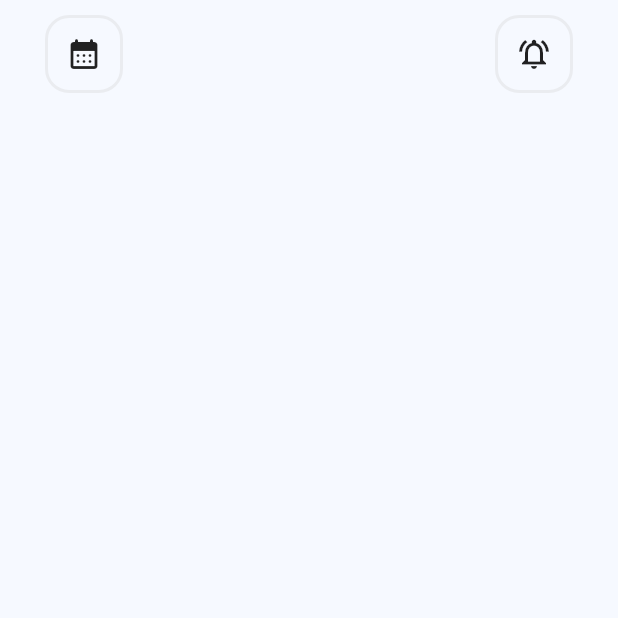
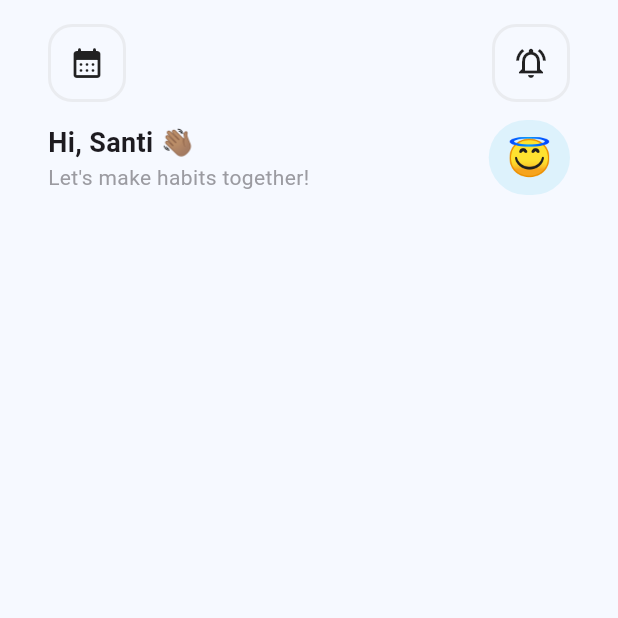
Before and after one commit to CardRapier/HProject, a Flutter app: the screen it shows after launch, on a phone screen of 412 x 824 dp, the top half of it. Run offline on Flutter 3.47's test engine with Material 3 defaults, Android fonts, the phone set to English and light mode, and no system bars.

Commit message:
Adding improvement in layout and greeting

```diff
--- a/lib/main.dart
+++ b/lib/main.dart
@@ -1,3 +1,4 @@
+import 'package:flutter/cupertino.dart';
 import 'package:flutter/material.dart';
 
 void main() {
@@ -42,14 +43,14 @@ class MyHomePage extends StatelessWidget {
 
   @override
   Widget build(BuildContext context) {
-    return const Scaffold(
-      backgroundColor: Color.fromRGBO(246, 249, 255, 1),
+    return Scaffold(
+      backgroundColor: const Color.fromRGBO(246, 249, 255, 1),
       body: SafeArea(
+        child: Container(
+          padding: const EdgeInsets.symmetric(horizontal: 32, vertical: 16),
           child: Column(
             children: [
-            Padding(
-              padding: EdgeInsets.only(top: 10),
-              child: Row(
+              const Row(
                 mainAxisAlignment: MainAxisAlignment.spaceBetween,
                 children: [
                   HeaderButton(
@@ -60,8 +61,43 @@ class MyHomePage extends StatelessWidget {
                   )
                 ],
               ),
+              Padding(
+                padding: const EdgeInsets.only(top: 12),
+                child: Row(
+                  mainAxisAlignment: MainAxisAlignment.spaceBetween,
+                  children: [
+                    const Column(
+                      crossAxisAlignment: CrossAxisAlignment.start,
+                      children: [
+                        Text(
+                          'Hi, Santi 👋🏽',
+                          style: TextStyle(
+                            fontWeight: FontWeight.bold,
+                            fontSize: 18,
+                          ),
+                        ),
+                        Text(
+                          "Let's make habits together!",
+                          style: TextStyle(color: Color(0xff9B9BA1)),
+                        )
+                      ],
+                    ),
+                    Container(
+                      padding: const EdgeInsets.symmetric(
+                          vertical: 8, horizontal: 12),
+                      decoration: BoxDecoration(
+                          borderRadius: BorderRadius.circular(30),
+                          color: const Color(0xffDDF2FC)),
+                      child: const Text(
+                        "😇",
+                        style: TextStyle(fontSize: 24),
+                      ),
                     ),
                   ],
+                ),
+              ),
+            ],
+          ),
         ),
       ),
     );
@@ -76,9 +112,7 @@ class HeaderButton extends StatelessWidget {
 
   @override
   Widget build(BuildContext context) {
-    return Container(
-      margin: const EdgeInsets.symmetric(horizontal: 30),
-      child: InkWell(
+    return InkWell(
       borderRadius: BorderRadius.all(Radius.elliptical(padding, padding)),
       onTap: onTap ?? () => print("onTap Header Button"),
       child: Container(
@@ -92,7 +126,6 @@ class HeaderButton extends StatelessWidget {
           size: 24,
         ),
       ),
-      ),
     );
   }
 }
```
Lines whose indentation alone changed are shown as unchanged.
